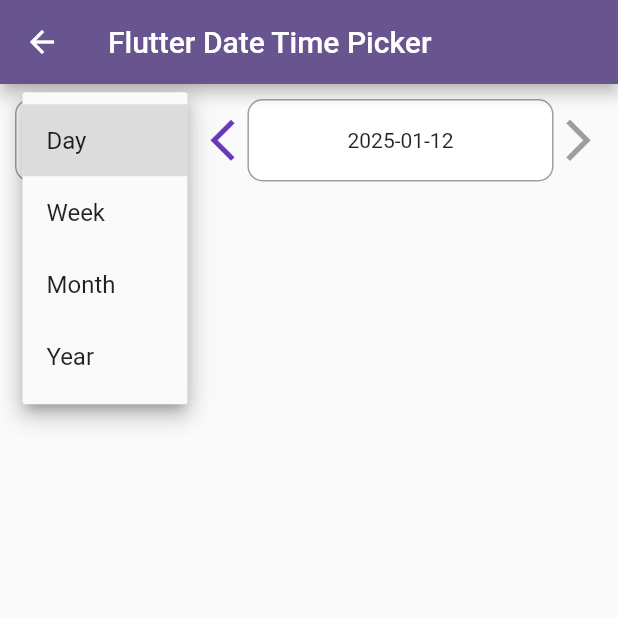
After one commit to ruhulmath08/flutter_practice, a Flutter app: the FlutterDateTimePicker screen opened by its route, after a tap on the "arrow back ios new" icon, after a tap on the "arrow forward ios" icon, after a tap on "Day", on a phone screen of 412 x 824 dp, the top half of it. The commit adds this screen. Run offline on Flutter 3.47's test engine with Material 3 defaults, Android fonts, the phone set to English and light mode, and no system bars; our stand-ins replace cached_network_image, dartz, dio, equatable, fl_chart, flutter_bloc and 4 more; accounts and stored records are empty; network calls fail.

Commit message:
Add period selection

```diff
--- a/lib/src/core/constants/string_constants.dart
+++ b/lib/src/core/constants/string_constants.dart
@@ -32,4 +32,7 @@ class StringConstants {
   ///Flutter Chart
   static const String flutterChart = "Flutter Chart";
   static const String flutterSleepChart = "Flutter Sleep Chart";
+
+  ///Flutter date time picker
+  static const String flutterDateTimePicker = "Flutter Date Time Picker";
 }
--- /dev/null
+++ b/lib/src/features/flutter_date_time_picker/landing/flutter_date_time_picker.dart
@@ -0,0 +1,42 @@
+import 'package:flutter/material.dart';
+import 'package:flutter_practice/src/features/flutter_date_time_picker/widgets/flutter_period_selector.dart';
+import 'package:flutter_practice/src/features/flutter_date_time_picker/widgets/period_selector_enum.dart';
+
+class FlutterDateTimePicker extends StatelessWidget {
+  const FlutterDateTimePicker({super.key, required this.title});
+
+  final String title;
+
+  @override
+  Widget build(BuildContext context) {
+    return Scaffold(
+      appBar: AppBar(
+        title: Text(title),
+      ),
+      body: Padding(
+        padding: const EdgeInsets.symmetric(
+          horizontal: 10,
+          vertical: 10,
+        ),
+        child: Column(
+          children: [
+            FlutterPeriodSelector(
+              enumValues: const [
+                PeriodSelectorEnum.day,
+                PeriodSelectorEnum.week,
+                PeriodSelectorEnum.month,
+                PeriodSelectorEnum.year,
+              ],
+              onSelectPeriod: (PeriodSelectorEnum value) {
+                print('Period: $value');
+              },
+              onChangeDateTime: (startDateTime, endDateTime){
+                print('StartDateTime: $startDateTime - EndDateTime: $endDateTime');
+              },
+            ),
+          ],
+        ),
+      ),
+    );
+  }
+}
--- /dev/null
+++ b/lib/src/features/flutter_date_time_picker/widgets/display_and_change_date.dart
@@ -0,0 +1,70 @@
+import 'package:flutter/material.dart';
+import 'package:flutter_practice/src/features/flutter_date_time_picker/widgets/increment_decrement_button.dart';
+import 'package:intl/intl.dart';
+
+class DisplayAndChangeDate extends StatelessWidget {
+  const DisplayAndChangeDate({
+    super.key,
+    required this.isDay,
+    required this.startDateTime,
+    required this.endDateTime,
+    required this.onPressDecrementButton,
+    required this.onPressIncrementButton,
+  });
+
+  final bool isDay;
+  final DateTime startDateTime;
+  final DateTime endDateTime;
+  final VoidCallback onPressDecrementButton;
+  final VoidCallback onPressIncrementButton;
+
+  @override
+  Widget build(BuildContext context) {
+    DateTime now = DateTime.now();
+    final isDisabled =
+        endDateTime.isAfter(now) || endDateTime.difference(now).inDays == 0;
+
+    return Row(
+      mainAxisAlignment: MainAxisAlignment.spaceBetween,
+      crossAxisAlignment: CrossAxisAlignment.center,
+      mainAxisSize: MainAxisSize.max,
+      children: <Widget>[
+        IncrementDecrementButton(
+          icon: Icons.arrow_back_ios_new,
+          onPressed: onPressDecrementButton,
+        ),
+        Expanded(
+          child: Container(
+            height: 55,
+            padding: const EdgeInsets.symmetric(
+              horizontal: 8,
+              vertical: 8.0,
+            ),
+            decoration: BoxDecoration(
+              color: Colors.white,
+              borderRadius: BorderRadius.circular(10),
+              border: Border.all(
+                color: Colors.grey,
+                width: 1,
+              ),
+            ),
+            child: Center(
+              child: Text(_buildStartAndEndDate()),
+            ),
+          ),
+        ),
+        IncrementDecrementButton(
+          onPressed: isDisabled ? null : onPressIncrementButton,
+          isDisableButton: isDisabled,
+          icon: Icons.arrow_forward_ios,
+        ),
+      ],
+    );
+  }
+
+  String _buildStartAndEndDate() {
+    return isDay
+        ? DateFormat('yyyy-MM-dd').format(endDateTime)
+        : '${DateFormat('yyyy-MM-dd').format(startDateTime)} - ${DateFormat('yyyy-MM-dd').format(endDateTime)}';
+  }
+}
--- /dev/null
+++ b/lib/src/features/flutter_date_time_picker/widgets/flutter_period_selector.dart
@@ -0,0 +1,223 @@
+import 'package:flutter/material.dart';
+import 'package:flutter_practice/src/features/flutter_date_time_picker/widgets/display_and_change_date.dart';
+import 'package:flutter_practice/src/features/flutter_date_time_picker/widgets/period_selector_enum.dart';
+
+// ignore: must_be_immutable
+class FlutterPeriodSelector extends StatefulWidget {
+  FlutterPeriodSelector({
+    super.key,
+    required this.enumValues,
+    this.selectedValue,
+    required this.onSelectPeriod,
+    required this.onChangeDateTime,
+  });
+
+  final List<PeriodSelectorEnum> enumValues;
+  PeriodSelectorEnum? selectedValue;
+  final Function(PeriodSelectorEnum enumValue) onSelectPeriod;
+  final Function(DateTime, DateTime) onChangeDateTime;
+
+  @override
+  State<FlutterPeriodSelector> createState() => _FlutterPeriodSelectorState();
+}
+
+class _FlutterPeriodSelectorState extends State<FlutterPeriodSelector> {
+  late PeriodSelectorEnum _selectedValue;
+
+  late DateTime _startDateTime;
+  late DateTime _endDateTime;
+
+  @override
+  void initState() {
+    super.initState();
+    _selectedValue = widget.selectedValue ?? widget.enumValues.first;
+    _startDateTime = DateTime.now().subtract(const Duration(days: 7));
+    _endDateTime = DateTime.now(); //last date
+  }
+
+  @override
+  Widget build(BuildContext context) {
+    return Row(
+      children: [
+        Container(
+          height: 55,
+          padding: const EdgeInsets.symmetric(
+            horizontal: 20,
+            vertical: 8.0,
+          ),
+          decoration: BoxDecoration(
+            color: Colors.white,
+            borderRadius: BorderRadius.circular(10),
+            border: Border.all(
+              color: Colors.grey,
+              width: 1,
+            ),
+          ),
+          child: DropdownButton<PeriodSelectorEnum>(
+            underline: const SizedBox(),
+            value: _selectedValue,
+            onChanged: (PeriodSelectorEnum? value) {
+              setState(() {
+                _selectedValue = value!;
+                widget.onSelectPeriod(value);
+                _onChangedPeriod();
+              });
+            },
+            items: widget.enumValues.map((PeriodSelectorEnum enumValue) {
+              return DropdownMenuItem<PeriodSelectorEnum>(
+                value: enumValue,
+                child: Text(
+                  enumValue.name.replaceFirst(
+                      enumValue.name[0], enumValue.name[0].toUpperCase()),
+                ),
+              );
+            }).toList(),
+          ),
+        ),
+        const SizedBox(width: 10),
+        Expanded(
+          flex: 1,
+          child: DisplayAndChangeDate(
+            isDay: _selectedValue == PeriodSelectorEnum.day,
+            startDateTime: _startDateTime,
+            endDateTime: _endDateTime,
+            onPressIncrementButton: () => _onPressIncrementButton(),
+            onPressDecrementButton: () => _onPressDecrementButton(),
+          ),
+        )
+      ],
+    );
+  }
+
+  void _onPressIncrementButton() {
+    setState(
+      () {
+        DateTime now = DateTime.now();
+
+        switch (_selectedValue) {
+          case PeriodSelectorEnum.day:
+            // Increment by 1 day
+            DateTime newStart = _startDateTime.add(const Duration(days: 1));
+            DateTime newEnd = _endDateTime.add(const Duration(days: 1));
+            if (newEnd.isBefore(now) || newEnd.isAtSameMomentAs(now)) {
+              _startDateTime = newStart;
+              _endDateTime = newEnd;
+            }
+            break;
+
+          case PeriodSelectorEnum.week:
+            // Increment by 1 week
+            DateTime newStart = _startDateTime.add(const Duration(days: 7));
+            DateTime newEnd = _endDateTime.add(const Duration(days: 7));
+            if (_endDateTime.isBefore(now) ||
+                _endDateTime.isAtSameMomentAs(now)) {
+              _startDateTime = newStart;
+              _endDateTime = newEnd;
+            }
+            break;
+
+          case PeriodSelectorEnum.month:
+            // Increment by 1 month
+            DateTime newStart = DateTime(
+              _startDateTime.year,
+              _startDateTime.month + 1,
+              1, // First day of the next month
+            );
+            DateTime newEnd = DateTime(
+              _startDateTime.year,
+              _startDateTime.month + 2,
+              1, // First day of the month after the next
+            ).subtract(const Duration(days: 1)); // Last day of the next month
+            if (_endDateTime.isBefore(now) ||
+                _endDateTime.isAtSameMomentAs(now)) {
+              _startDateTime = newStart;
+              _endDateTime = newEnd;
+            }
+            break;
+
+          case PeriodSelectorEnum.year:
+            // Increment by 1 year
+            DateTime newStart = DateTime(_startDateTime.year + 1, 1, 1);
+            DateTime newEnd = DateTime(_endDateTime.year + 1, 12, 31);
+            if (_endDateTime.isBefore(now) ||
+                _endDateTime.isAtSameMomentAs(now)) {
+              _startDateTime = newStart;
+              _endDateTime = newEnd;
+            }
+            break;
+        }
+
+        widget.onChangeDateTime(_startDateTime, _endDateTime);
+      },
+    );
+  }
+
+  void _onPressDecrementButton() {
+    setState(
+      () {
+        switch (_selectedValue) {
+          case PeriodSelectorEnum.day:
+            // Decrement by 1 day
+            _startDateTime = _startDateTime.subtract(const Duration(days: 1));
+            _endDateTime = _endDateTime.subtract(const Duration(days: 1));
+            break;
+
+          case PeriodSelectorEnum.week:
+            // Decrement by 1 week
+            _startDateTime = _startDateTime.subtract(const Duration(days: 7));
+            _endDateTime = _endDateTime.subtract(const Duration(days: 7));
+            break;
+
+          case PeriodSelectorEnum.month:
+            // Decrement by 1 month
+            _startDateTime = DateTime(
+              _startDateTime.year,
+              _startDateTime.month - 1,
+              1, // First day of the previous month
+            );
+
+            _endDateTime = DateTime(
+              _startDateTime.year,
+              _startDateTime.month + 1,
+              1, // First day of the current month
+            ).subtract(
+              const Duration(days: 1),
+            ); // Last day of the previous month
+            break;
+
+          case PeriodSelectorEnum.year:
+            // Decrement by 1 year
+            _startDateTime = DateTime(_startDateTime.year - 1, 1, 1);
+            _endDateTime = DateTime(_endDateTime.year - 1, 12, 31);
+            break;
+        }
+
+        widget.onChangeDateTime(_startDateTime, _endDateTime);
+      },
+    );
+  }
+
+  void _onChangedPeriod() {
+    DateTime now = DateTime.now();
+    switch (_selectedValue) {
+      case PeriodSelectorEnum.day:
+        _startDateTime = now;
+        _endDateTime = now;
+        break;
+      case PeriodSelectorEnum.week:
+        _startDateTime =
+            now.subtract(Duration(days: now.weekday - 1)); // Monday
+        _endDateTime = _startDateTime.add(const Duration(days: 6)); // Sunday
+        break;
+      case PeriodSelectorEnum.month:
+        _endDateTime = DateTime(now.year, now.month + 1, 0);
+        _startDateTime = DateTime(_endDateTime.year, _endDateTime.month, 1);
+        break;
+      case PeriodSelectorEnum.year:
+        _endDateTime = DateTime(now.year, 12, 31);
+        _startDateTime = DateTime(_endDateTime.year, 1, 1);
+        break;
+    }
+    widget.onChangeDateTime(_startDateTime, _endDateTime);
+  }
+}
--- /dev/null
+++ b/lib/src/features/flutter_date_time_picker/widgets/increment_decrement_button.dart
@@ -0,0 +1,29 @@
+import 'package:flutter/material.dart';
+import 'package:flutter_practice/src/core/themes/styles/app_colors.dart';
+
+class IncrementDecrementButton extends StatelessWidget {
+  const IncrementDecrementButton({
+    super.key,
+    required this.icon,
+    required this.onPressed,
+    this.isDisableButton = false,
+  });
+
+  final IconData icon;
+  final VoidCallback? onPressed;
+  final bool isDisableButton;
+
+  @override
+  Widget build(BuildContext context) {
+    return Center(
+      child: InkWell(
+        onTap: isDisableButton ? null : onPressed,
+        child: Icon(
+          icon,
+          size: 33,
+          color: isDisableButton ? Colors.grey : AppColors.deepPurple,
+        ),
+      ),
+    );
+  }
+}
--- /dev/null
+++ b/lib/src/features/flutter_date_time_picker/widgets/period_selector_enum.dart
@@ -0,0 +1,6 @@
+enum PeriodSelectorEnum {
+  day,
+  week,
+  month,
+  year,
+}
--- a/lib/src/features/home/model/home_model.dart
+++ b/lib/src/features/home/model/home_model.dart
@@ -53,5 +53,10 @@ class HomeModel {
           route: Routes.flutterChartsPage,
           image: 'image',
         ),
+        const HomeModel(
+          title: StringConstants.flutterDateTimePicker,
+          route: Routes.flutterDateTimePickerPage,
+          image: 'image',
+        ),
       ];
 }
--- a/lib/src/routing/route_generator.dart
+++ b/lib/src/routing/route_generator.dart
@@ -1,5 +1,6 @@
 import 'package:flutter/material.dart';
 import 'package:flutter_practice/src/core/constants/string_constants.dart';
+import 'package:flutter_practice/src/features/flutter_date_time_picker/landing/flutter_date_time_picker.dart';
 import 'package:flutter_practice/src/routing/routes.dart';
 import 'package:flutter_practice/src/features/auth/presentation/pages/login_page.dart';
 import 'package:flutter_practice/src/features/badge_with_icon_button/badge_with_icon_button_page.dart';
@@ -94,10 +95,16 @@ class RouteGenerator {
           ),
         );
 
-        case Routes.flutterSleepChartsPage:
+      case Routes.flutterSleepChartsPage:
         return MaterialPageRoute(
           builder: (_) => const FlutterSleepChart(
             title: StringConstants.flutterSleepChart,
+          ),
+        );
+      case Routes.flutterDateTimePickerPage:
+        return MaterialPageRoute(
+          builder: (_) => const FlutterDateTimePicker(
+            title: StringConstants.flutterDateTimePicker,
           ),
         );
     }
--- a/lib/src/routing/routes.dart
+++ b/lib/src/routing/routes.dart
@@ -22,4 +22,7 @@ class Routes{
   ///Flutter charts
   static const String flutterChartsPage = '/flutter_charts_page';
   static const String flutterSleepChartsPage = '/flutter_sleep_charts_page';
+
+  ///Flutter date time picker
+  static const String flutterDateTimePickerPage = '/flutter_date_time_picker';
 }
--- a/pubspec.yaml
+++ b/pubspec.yaml
@@ -45,7 +45,8 @@ dependencies:
   #health: ^11.1.0
   showcaseview: ^3.0.0
   shared_preferences: ^2.3.2
-  fl_chart: ^0.70.0
+  fl_chart: 0.70.0
+  intl: 0.20.1
 
 dev_dependencies:
   flutter_test:
```
Also changed, not shown: lib/src/features/flutter_chart/landing/flutter_chart.dart (+7 -0 lines), pubspec.lock.
